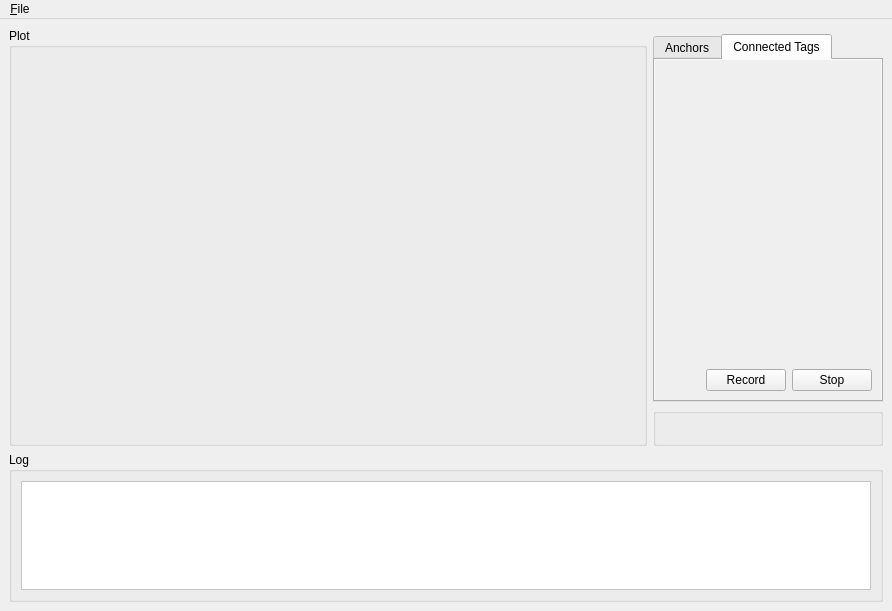
Old version of the form ui/evb1000viewer.ui in the repository xEnVrE/DecaWaveEVB1000Viewer.
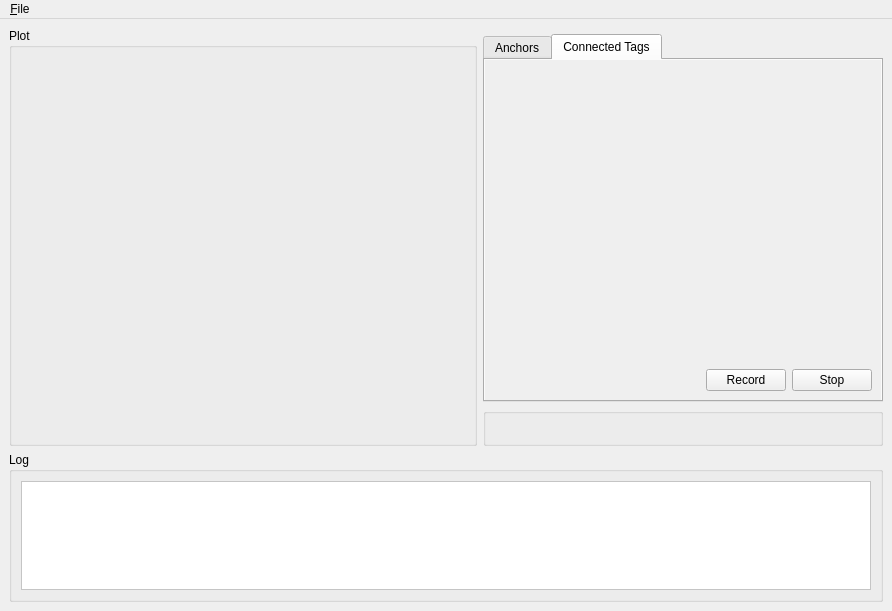
New version of the form.

Commit message: change evb1000viewer and tag_item_ui

```diff
--- a/ui/evb1000viewer.ui
+++ b/ui/evb1000viewer.ui
@@ -102,7 +102,7 @@
       </property>
       <property name="maximumSize">
        <size>
-        <width>230</width>
+        <width>400</width>
         <height>200</height>
        </size>
       </property>
@@ -118,9 +118,15 @@
     </item>
     <item row="2" column="1">
      <widget class="QTabWidget" name="tabWidget">
+      <property name="minimumSize">
+       <size>
+        <width>0</width>
+        <height>0</height>
+       </size>
+      </property>
       <property name="maximumSize">
        <size>
-        <width>230</width>
+        <width>400</width>
         <height>16777215</height>
        </size>
       </property>
@@ -208,8 +214,8 @@
             <rect>
              <x>0</x>
              <y>0</y>
-             <width>208</width>
-             <height>274</height>
+             <width>372</width>
+             <height>271</height>
             </rect>
            </property>
            <layout class="QVBoxLayout" name="connectedTagsScrollAreaWidgetLayout">
```
Left out of the diff: 10 changed lines with no effect on the pictures. The commit also changes 3 other files.
